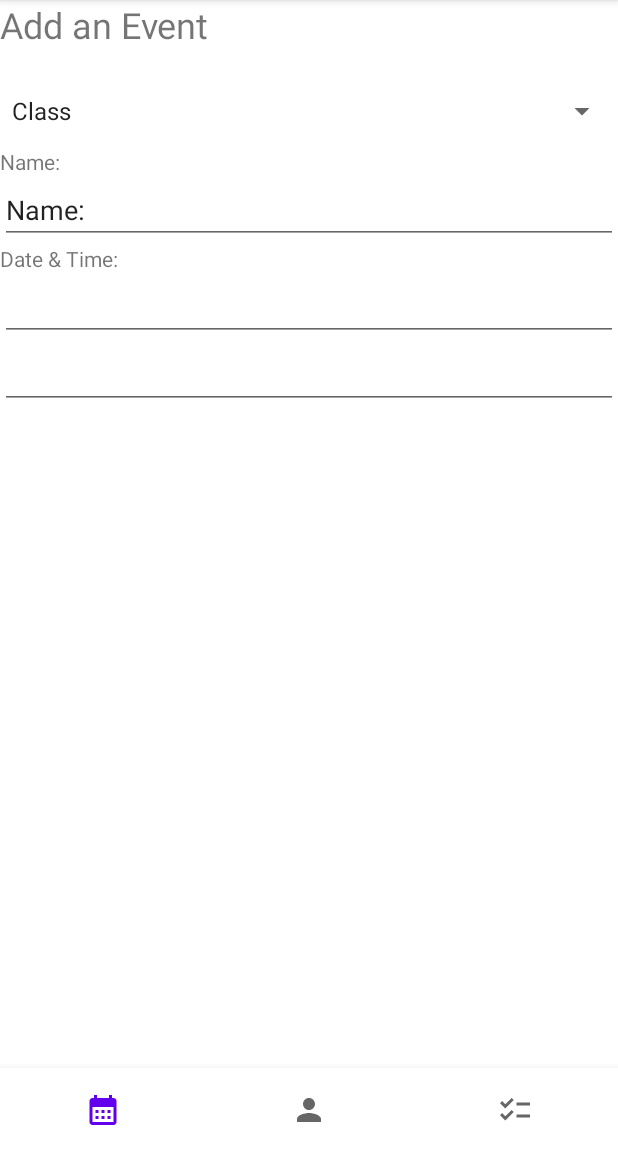
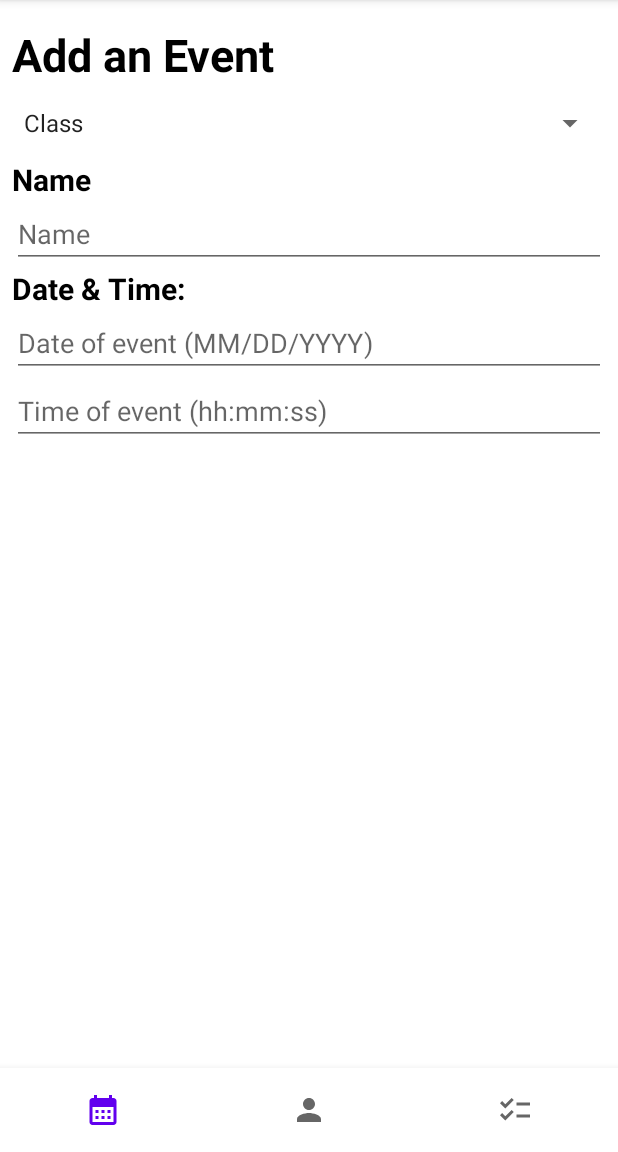
Before and after one commit to RolandHaden/SchedulerApp, an Android app: the screen it shows after launch (MainActivity), after a tap on "Add event", on a phone screen of 412 x 824 dp, the part 84-1236 px from its top. Run offline under Robolectric (Android 15) with nearby library versions, the light colour scheme and no system bars.

Commit message:
worked on new events and added a calendar selection for the date of an event

```diff
--- a/app/src/main/res/layout/fragment_new_event.xml
+++ b/app/src/main/res/layout/fragment_new_event.xml
@@ -10,13 +10,20 @@
     <LinearLayout
         android:layout_width="match_parent"
         android:layout_height="wrap_content"
-        android:orientation="vertical">
+        android:orientation="vertical"
+        android:padding="8dp"
+        >
 
         <TextView
             android:layout_width="match_parent"
             android:layout_height="50dp"
             android:text="@string/hello_blank_fragment"
-            android:textSize="24sp" />
+            android:textColor="@android:color/black"
+            android:textSize="30sp"
+            android:textStyle="bold"
+            android:padding="8dp"
+            android:paddingStart="0dp"
+            />
 
         <Spinner
             android:id="@+id/spinnerEvent"
@@ -28,7 +35,10 @@
             android:id="@+id/name_text"
             android:layout_width="match_parent"
             android:layout_height="wrap_content"
-            android:text="@string/name" />
+            android:text="@string/name"
+            android:textColor="@android:color/black"
+            android:textSize="20sp"
+            android:textStyle="bold" />
 
         <EditText
             android:id="@+id/name_input"
@@ -36,27 +46,35 @@
             android:layout_height="wrap_content"
             android:ems="10"
             android:inputType="text"
-            android:text="@string/name" />
+            android:hint="@string/name" />
 
         <TextView
             android:id="@+id/date_display"
             android:layout_width="match_parent"
             android:layout_height="wrap_content"
-            android:text="@string/date" />
+            android:text="@string/date"
+            android:textColor="@android:color/black"
+            android:textSize="20sp"
+            android:textStyle="bold" />
 
         <EditText
             android:id="@+id/editTextDate"
             android:layout_width="match_parent"
             android:layout_height="wrap_content"
             android:ems="10"
-            android:inputType="date" />
+            android:inputType="date"
+            android:hint="Date of event (MM/DD/YYYY)"
+            android:focusable="false"
+            />
 
         <EditText
             android:id="@+id/editTextTime"
             android:layout_width="match_parent"
             android:layout_height="wrap_content"
             android:ems="10"
-            android:inputType="time" />
+            android:inputType="time"
+            android:hint="Time of event (hh:mm:ss)"
+            />
     </LinearLayout>
 
 </FrameLayout>
--- a/app/src/main/res/values/strings.xml
+++ b/app/src/main/res/values/strings.xml
@@ -22,7 +22,7 @@
     <string name="classEnd_1">10 AM</string>
     <string name="classEnd_2">1 PM</string>
     <string name="hello_blank_fragment">Add an Event</string>
-    <string name="name">Name:</string>
+    <string name="name">Name</string>
     <string name="date"><![CDATA[Date & Time:]]></string>
     <string-array name="events">
         <item>Class</item>
```
Also changed, not shown: app/src/main/java/com/example/schedulerapp/ui/calendar/NewEventFragment.java (+31 -4 lines).
